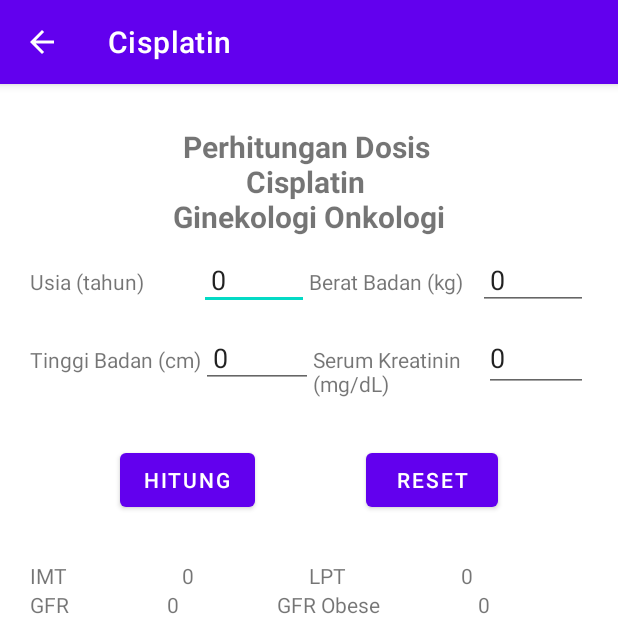
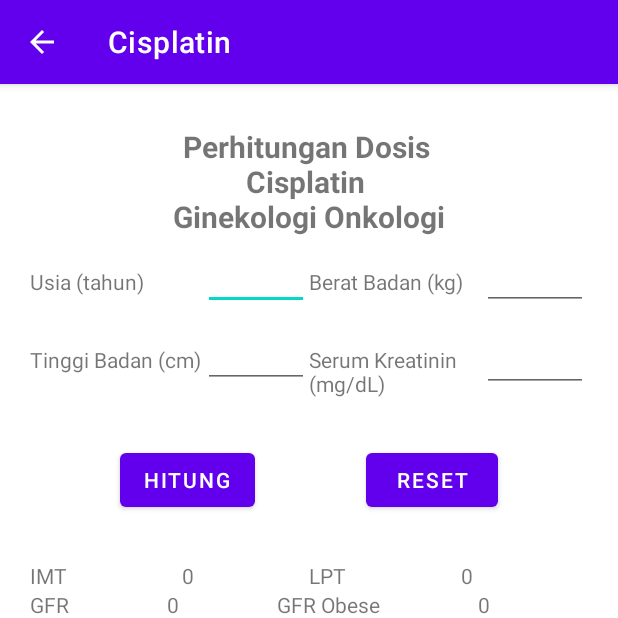
Before and after one commit to drharinugroho/KemoterapiKalkulator8, an Android app: the Cisplatin screen opened directly, with no data from a screen before it, on a phone screen of 412 x 824 dp, the top half of it. Run offline under Robolectric (Android 15) with nearby library versions, the phone set to English and light mode, and no system bars.

Commit message:
Update ver 0.8

```diff
--- a/app/build.gradle
+++ b/app/build.gradle
@@ -10,8 +10,8 @@ android {
         applicationId 'com.kemoterapi.android.kalkulatorkemoterapi'
         minSdkVersion 16
         targetSdkVersion 30
-        versionCode 3
-        versionName "0.7"
+        versionCode 4
+        versionName '0.8'
 
         testInstrumentationRunner "androidx.test.runner.AndroidJUnitRunner"
     }
--- a/app/src/main/java/com/kemoterapi/android/kalkulatorkemoterapi/EMACO.java
+++ b/app/src/main/java/com/kemoterapi/android/kalkulatorkemoterapi/EMACO.java
@@ -104,11 +104,11 @@ public class EMACO extends AppCompatActivity {
         kadarCyclophosphamide.setText((int) dosisCyclophophamide + " mg");
 
         //menghitung dosis Vincristine = 1 x LPT
-        double dosisVincristine = LPT;
+        double dosisVincristine = luasPermukaanTubuhBulatFinal;
 
         //menampilkan kadar Vincristine
         TextView kadarVincristine = (TextView) findViewById(R.id.vincristin);
-        kadarVincristine.setText((int) dosisVincristine + " mg");
+        kadarVincristine.setText((double) dosisVincristine + " mg");
 
 
     }
--- a/app/src/main/res/layout/activity_cisplatin.xml
+++ b/app/src/main/res/layout/activity_cisplatin.xml
@@ -36,7 +36,6 @@
             android:layout_width="wrap_content"
             android:layout_height="wrap_content"
             android:layout_weight="1"
-            android:text="0"
             android:inputType="number"
             android:padding="8sp" />
 
@@ -53,7 +52,6 @@
             android:layout_height="wrap_content"
             android:layout_weight="1"
             android:inputType="number"
-            android:text="0"
             android:padding="8sp" />
 
     </LinearLayout>
@@ -75,7 +73,7 @@
             android:layout_width="wrap_content"
             android:layout_height="wrap_content"
             android:layout_weight="1"
-            android:text="0"
+            android:inputType="number"
             android:padding="8sp" />
 
         <TextView
@@ -90,7 +88,6 @@
             android:layout_width="wrap_content"
             android:layout_height="wrap_content"
             android:layout_weight="1"
-            android:text="0"
             android:inputType="numberDecimal" />
 
     </LinearLayout>
--- a/app/src/main/res/layout/activity_docetaxel_carboplatin.xml
+++ b/app/src/main/res/layout/activity_docetaxel_carboplatin.xml
@@ -37,14 +37,12 @@
             android:layout_height="wrap_content"
             android:layout_weight="1"
             android:inputType="number"
-            android:text="0"
             android:padding="8sp" />
 
         <TextView
             android:layout_width="65sp"
             android:layout_height="wrap_content"
             android:layout_weight="1"
-
             android:text="Berat Badan (kg)" />
 
         <EditText
@@ -53,7 +51,6 @@
             android:layout_height="wrap_content"
             android:layout_weight="1"
             android:inputType="number"
-            android:text="0"
             android:padding="8sp" />
 
     </LinearLayout>
@@ -76,7 +73,6 @@
             android:layout_height="wrap_content"
             android:layout_weight="1"
             android:inputType="number"
-            android:text="0"
             android:padding="8sp" />
 
         <TextView
@@ -91,7 +87,6 @@
             android:layout_width="wrap_content"
             android:layout_height="wrap_content"
             android:layout_weight="1"
-            android:text="0"
             android:inputType="numberDecimal" />
 
     </LinearLayout>
--- a/app/src/main/res/layout/activity_emaco.xml
+++ b/app/src/main/res/layout/activity_emaco.xml
@@ -37,7 +37,6 @@
             android:layout_height="wrap_content"
             android:layout_weight="1"
             android:inputType="number"
-            android:text="0"
             android:padding="8sp" />
 
         <TextView
@@ -53,7 +52,6 @@
             android:layout_height="wrap_content"
             android:layout_weight="1"
             android:inputType="number"
-            android:text="0"
             android:padding="8sp" />
 
     </LinearLayout>
@@ -76,7 +74,6 @@
             android:layout_height="wrap_content"
             android:layout_weight="1"
             android:inputType="number"
-            android:text="0"
             android:padding="8sp" />
 
         <TextView
@@ -91,7 +88,6 @@
             android:layout_width="wrap_content"
             android:layout_height="wrap_content"
             android:layout_weight="1"
-            android:text="0"
             android:inputType="numberDecimal" />
 
     </LinearLayout>
--- a/app/src/main/res/layout/activity_emaep.xml
+++ b/app/src/main/res/layout/activity_emaep.xml
@@ -37,7 +37,6 @@
             android:layout_height="wrap_content"
             android:layout_weight="1"
             android:inputType="number"
-            android:text="0"
             android:padding="8sp" />
 
         <TextView
@@ -53,7 +52,6 @@
             android:layout_height="wrap_content"
             android:layout_weight="1"
             android:inputType="number"
-            android:text="0"
             android:padding="8sp" />
 
     </LinearLayout>
@@ -76,7 +74,6 @@
             android:layout_height="wrap_content"
             android:layout_weight="1"
             android:inputType="number"
-            android:text="0"
             android:padding="8sp" />
 
         <TextView
@@ -91,7 +88,6 @@
             android:layout_width="wrap_content"
             android:layout_height="wrap_content"
             android:layout_weight="1"
-            android:text="0"
             android:inputType="numberDecimal" />
 
     </LinearLayout>
--- a/app/src/main/res/layout/activity_gemcitabin_carboplatin.xml
+++ b/app/src/main/res/layout/activity_gemcitabin_carboplatin.xml
@@ -37,7 +37,6 @@
             android:layout_height="wrap_content"
             android:layout_weight="1"
             android:inputType="number"
-            android:text="0"
             android:padding="8sp" />
 
         <TextView
@@ -53,7 +52,6 @@
             android:layout_height="wrap_content"
             android:layout_weight="1"
             android:inputType="number"
-            android:text="0"
             android:padding="8sp" />
 
     </LinearLayout>
@@ -76,7 +74,6 @@
             android:layout_height="wrap_content"
             android:layout_weight="1"
             android:inputType="number"
-            android:text="0"
             android:padding="8sp" />
 
         <TextView
@@ -91,7 +88,6 @@
             android:layout_width="wrap_content"
             android:layout_height="wrap_content"
             android:layout_weight="1"
-            android:text="0"
             android:inputType="numberDecimal" />
 
     </LinearLayout>
--- a/app/src/main/res/layout/activity_main.xml
+++ b/app/src/main/res/layout/activity_main.xml
@@ -89,7 +89,7 @@
         android:layout_centerHorizontal="true"
         android:layout_alignParentBottom="true"
         android:textAlignment="center"
-        android:text="versi Beta 0.7 - \nHari Nugroho - Birama Robby - 2021"
+        android:text="versi Beta 0.8 - \nHari Nugroho - Birama Robby - 2021"
         android:textSize="10sp" />
 
 </RelativeLayout>
--- a/app/src/main/res/layout/activity_methotrexate.xml
+++ b/app/src/main/res/layout/activity_methotrexate.xml
@@ -37,7 +37,6 @@
             android:layout_height="wrap_content"
             android:layout_weight="1"
             android:inputType="number"
-            android:text="0"
             android:padding="8sp" />
 
         <TextView
@@ -53,7 +52,6 @@
             android:layout_height="wrap_content"
             android:layout_weight="1"
             android:inputType="number"
-            android:text="0"
             android:padding="8sp" />
 
     </LinearLayout>
@@ -76,7 +74,6 @@
             android:layout_height="wrap_content"
             android:layout_weight="1"
             android:inputType="number"
-            android:text="0"
             android:padding="8sp" />
 
         <TextView
@@ -91,7 +88,6 @@
             android:layout_width="wrap_content"
             android:layout_height="wrap_content"
             android:layout_weight="1"
-            android:text="0"
             android:inputType="numberDecimal" />
 
     </LinearLayout>
--- a/app/src/main/res/layout/activity_paclitaxel_carboplatin.xml
+++ b/app/src/main/res/layout/activity_paclitaxel_carboplatin.xml
@@ -37,7 +37,6 @@
             android:layout_height="wrap_content"
             android:layout_weight="1"
             android:inputType="number"
-            android:text="0"
             android:padding="8sp" />
 
         <TextView
@@ -53,7 +52,6 @@
             android:layout_height="wrap_content"
             android:layout_weight="1"
             android:inputType="number"
-            android:text="0"
             android:padding="8sp" />
 
     </LinearLayout>
@@ -76,7 +74,6 @@
             android:layout_height="wrap_content"
             android:layout_weight="1"
             android:inputType="number"
-            android:text="0"
             android:padding="8sp" />
 
         <TextView
@@ -91,7 +88,6 @@
             android:layout_width="wrap_content"
             android:layout_height="wrap_content"
             android:layout_weight="1"
-            android:text="0"
             android:inputType="numberDecimal" />
 
     </LinearLayout>
```
